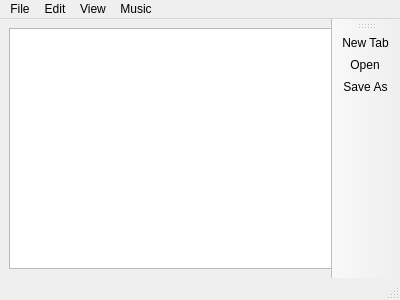
The window that IniNamaAplikasiNotepad/Ini_Nama_Aplikasi_Notepad/notepad.ui (fernandezlee942-sys/Ini-Nama-Aplikasi-Notepad) describes before a commit, drawn with Qt 5.
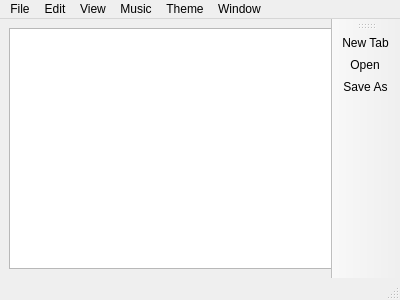
The same window after the commit. Icons and pictures are not drawn.

The edit to the form file:
```diff
--- a/IniNamaAplikasiNotepad/Ini_Nama_Aplikasi_Notepad/notepad.ui
+++ b/IniNamaAplikasiNotepad/Ini_Nama_Aplikasi_Notepad/notepad.ui
@@ -90,11 +90,29 @@
     </property>
     <addaction name="actionPlaylist_1"/>
     <addaction name="actionNew_Playlist"/>
+    <addaction name="actionShow_In_Folder"/>
+   </widget>
+   <widget class="QMenu" name="menuTheme">
+    <property name="title">
+     <string>Theme</string>
+    </property>
+    <addaction name="actionLight"/>
+    <addaction name="actionDark"/>
+   </widget>
+   <widget class="QMenu" name="menuWindow">
+    <property name="title">
+     <string>Window</string>
+    </property>
+    <addaction name="actionCalculator"/>
+    <addaction name="actionAI_Ollama"/>
+    <addaction name="actionTimer"/>
    </widget>
    <addaction name="menuFile"/>
    <addaction name="menuEdit"/>
    <addaction name="menuView"/>
    <addaction name="menuMusic"/>
+   <addaction name="menuTheme"/>
+   <addaction name="menuWindow"/>
   </widget>
   <widget class="QStatusBar" name="statusbar"/>
   <widget class="QToolBar" name="toolBar">
```
Left out of the diff: 30 changed lines with no effect on the pictures.
